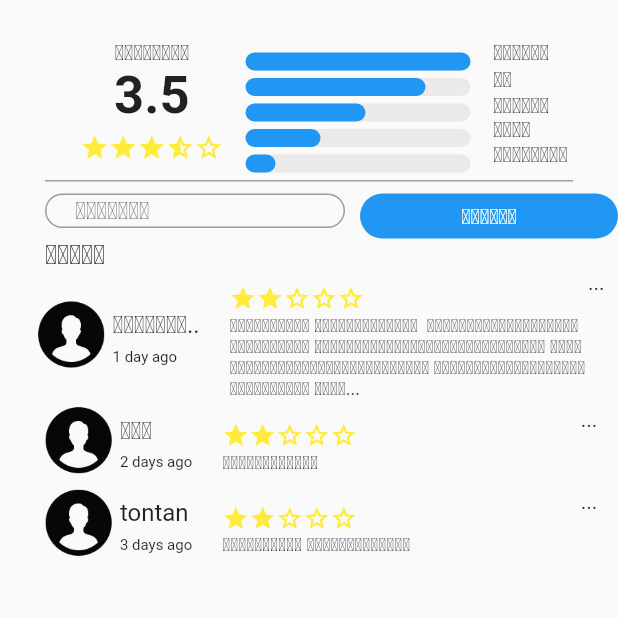
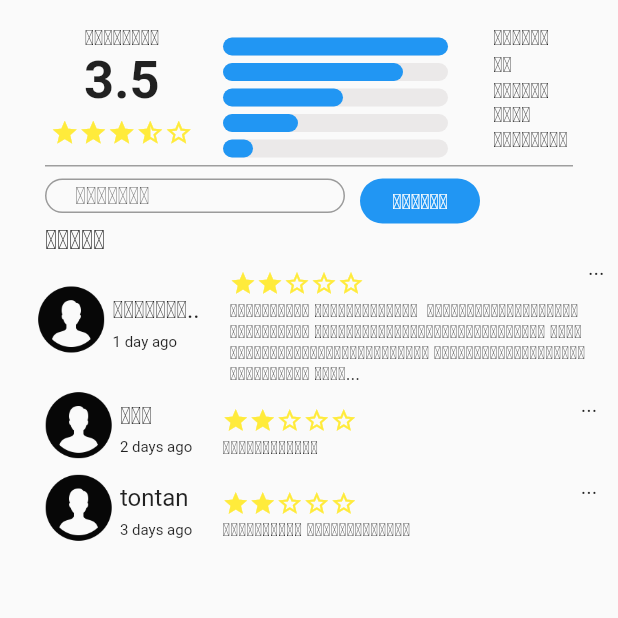
Before and after one commit to Nanthavath/mgosme, a Flutter app: the Review_pages screen opened directly, on a phone screen of 412 x 824 dp, the top half of it. Run offline on Flutter 3.47's test engine with Material 2 defaults, Android fonts, the light colour scheme and no system bars; drawn by our look-alikes of smooth_star_rating; our stand-ins replace cached_network_image, carousel_pro, carousel_slider, cloud_firestore, equatable, firebase_auth and 10 more; missing offline and left inert: flutter_progress_dialog, popup_menu; accounts and stored records are empty; statements that could not run were skipped.

```diff
--- a/lib/pages/home/screen/home_app/more_page/profiles/profile_page.dart
+++ b/lib/pages/home/screen/home_app/more_page/profiles/profile_page.dart
@@ -3,7 +3,6 @@
 import 'package:mgosme/pages/home/screen/home_app/more_page/profiles/view/about.dart';
 import 'package:mgosme/pages/home/screen/home_app/more_page/profiles/view/experiance.dart';
 import 'package:mgosme/pages/home/screen/home_app/more_page/profiles/view/finishedwork.dart';
-import 'package:mgosme/pages/home/screen/home_app/more_page/profiles/view/reviewpage.dart';
 import 'package:mgosme/pages/user_pages/pages/new_technician.dart';
 
 import 'edit_profiles/edit_info.dart';
--- a/lib/pages/home/screen/home_app/more_page/profiles/view/reviewspage.dart
+++ b/lib/pages/home/screen/home_app/more_page/profiles/view/reviewspage.dart
@@ -23,7 +23,7 @@
   Widget build(BuildContext context) {
     return Scaffold(
       body: Container(
-        margin: EdgeInsets.symmetric(vertical: 20),
+        margin: EdgeInsets.symmetric(vertical: 10),
         child: SingleChildScrollView(
           child: Column(
             children: [
@@ -67,7 +67,7 @@
     return Container(
       // height: 110,
       // width: 120,
-      margin: EdgeInsets.only(left: 20),
+      //margin: EdgeInsets.only(left: 20),
       child: Column(
         children: [
           // SizedBox(height: 10),
@@ -78,7 +78,7 @@
           ),
           SizedBox(height: 5),
           Row(
-            mainAxisAlignment: MainAxisAlignment.center,
+            mainAxisAlignment: MainAxisAlignment.start,
             children: [
               ShowalertStars().stars_const(
                   context: context,
@@ -96,7 +96,7 @@
     return Stack(
       children: [
         Container(
-          margin: EdgeInsets.only(left: 15),
+          margin: EdgeInsets.only(left: 20),
           // height: 110,
           child: Column(
             children: [
@@ -120,7 +120,7 @@
 
   _textquarlity({String textquarlitu, double top}) {
     return Container(
-      margin: EdgeInsets.only(top: top, left: 180),
+      margin: EdgeInsets.only(top: top, left: 200),
       child: Text(textquarlitu),
     );
   }
@@ -215,11 +215,9 @@
   }
 
   _buttoncomment() {
-    return Expanded(
-      child: Container(
+    return Container(
       height: 30,
-        // width: 64,
-        // margin: EdgeInsets.only(left: 10, bottom: 20, right: 80),
+      width: 80,
       margin: EdgeInsets.only(left: 10, bottom: 20),
       decoration: BoxDecoration(
         color: Colors.blue,
@@ -244,7 +242,6 @@
         child: Text(
           'ຕົກລົງ',
           style: TextStyle(color: Colors.white),
-          ),
         ),
       ),
     );
```
Also changed, not shown: lib/pages/home/screen/home_app/more_page/profiles/view/reviewpage.dart (deleted, +0 -387 lines), lib/pages/home/screen/home_app/more_page/profiles/widgets/stars_give.dart (+37 -10 lines). Lines whose indentation alone changed are shown as unchanged.
